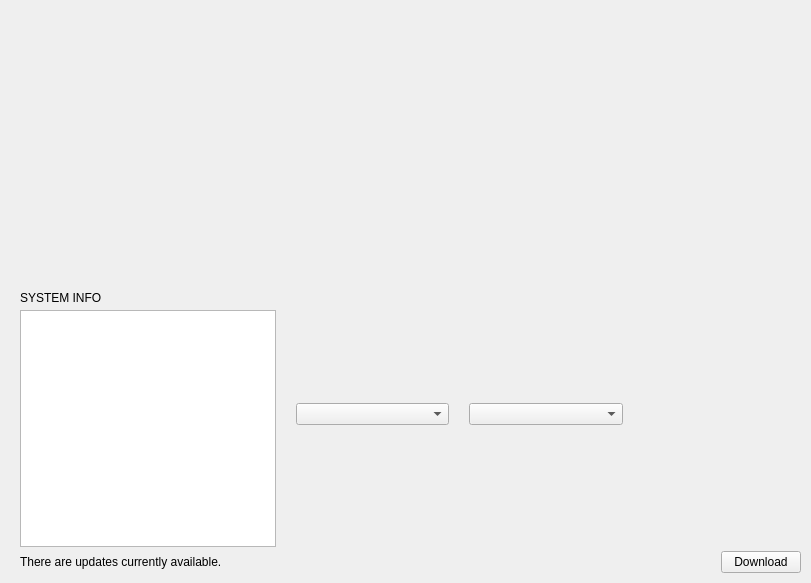
First picture: the form in shared/nexis/Pages/Dashboard/dashboard_page.ui, repository s4solutionsllc/Nexis, before the edit.
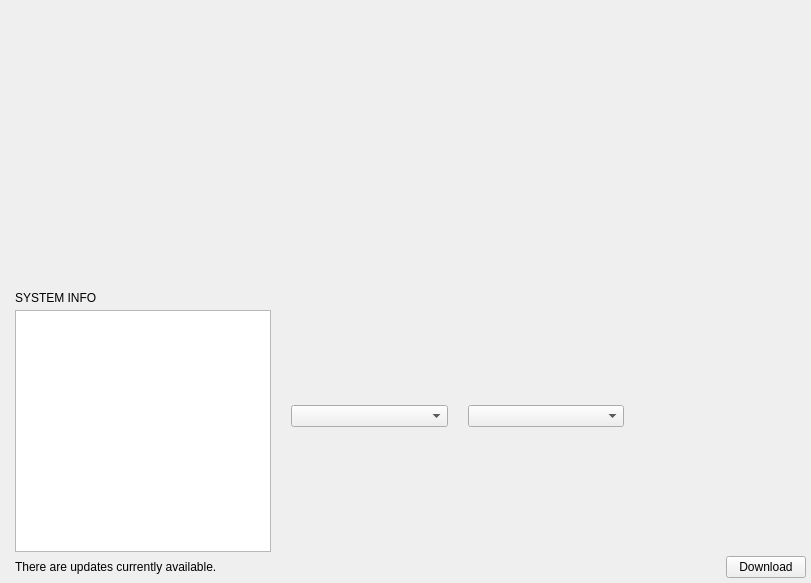
Second picture: the form after the edit.

Commit message:
style(ui): normalize all page margins to 0/0/0/0
Phase 2 of revision plan — zero all root layout margins across 10 page
.ui files. Pages now fill the SlidingStackedWidget content area
edge-to-edge. If specific elements need breathing room, it should be
handled via QSS padding on the content container, not page-level margins.

Files changed: dashboard_page, system_cleaner_page, services_page,
processes_page, resources_page, helpers_page, search_page,
settings_page, gnome_settings_page, uninstallerpage

Diff of the .ui file:
```diff
--- a/shared/nexis/Pages/Dashboard/dashboard_page.ui
+++ b/shared/nexis/Pages/Dashboard/dashboard_page.ui
@@ -21,16 +21,16 @@
   </property>
   <layout class="QGridLayout" name="gridLayout">
    <property name="leftMargin">
-    <number>5</number>
+    <number>0</number>
    </property>
    <property name="topMargin">
-    <number>5</number>
+    <number>0</number>
    </property>
    <property name="rightMargin">
-    <number>5</number>
+    <number>0</number>
    </property>
    <property name="bottomMargin">
-    <number>5</number>
+    <number>0</number>
    </property>
    <property name="spacing">
     <number>0</number>
```
The commit also changes 9 other files.
